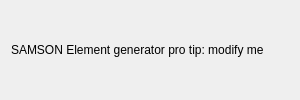
Qt form AdenitaCoreSE/form/SEWireframeEditorGUI.ui (edellano/Adenita-SAMSON-Edition) before a commit.
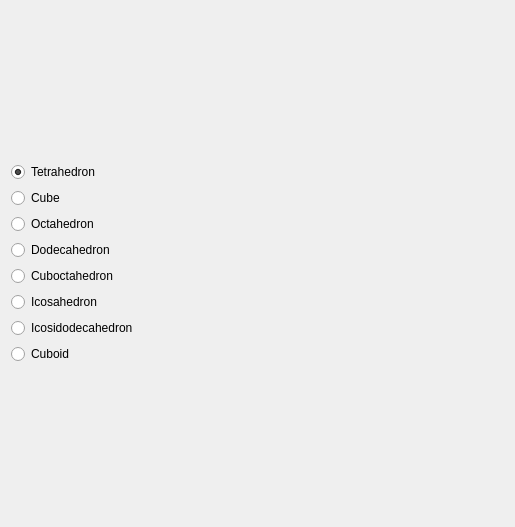
The same form after that commit.

Commit message: filled wireframe editor with icons

```diff
--- a/AdenitaCoreSE/form/SEWireframeEditorGUI.ui
+++ b/AdenitaCoreSE/form/SEWireframeEditorGUI.ui
@@ -6,8 +6,8 @@
    <rect>
     <x>0</x>
     <y>0</y>
-    <width>300</width>
-    <height>100</height>
+    <width>515</width>
+    <height>527</height>
    </rect>
   </property>
   <property name="minimumSize">
@@ -21,11 +21,118 @@
   </property>
   <layout class="QVBoxLayout" name="verticalLayout">
    <item>
-    <widget class="QLabel" name="label">
-     <property name="text">
-      <string>SAMSON Element generator pro tip: modify me</string>
-     </property>
-    </widget>
+    <layout class="QVBoxLayout" name="verticalLayout_2">
+     <item>
+      <widget class="QRadioButton" name="rdbTetrahedron">
+       <property name="text">
+        <string>Tetrahedron</string>
+       </property>
+       <property name="iconSize">
+        <size>
+         <width>64</width>
+         <height>64</height>
+        </size>
+       </property>
+       <property name="checked">
+        <bool>true</bool>
+       </property>
+       <property name="autoRepeat">
+        <bool>true</bool>
+       </property>
+      </widget>
+     </item>
+     <item>
+      <widget class="QRadioButton" name="rdbCube">
+       <property name="text">
+        <string>Cube</string>
+       </property>
+       <property name="iconSize">
+        <size>
+         <width>64</width>
+         <height>64</height>
+        </size>
+       </property>
+      </widget>
+     </item>
+     <item>
+      <widget class="QRadioButton" name="rdbOctahedron">
+       <property name="text">
+        <string>Octahedron</string>
+       </property>
+       <property name="iconSize">
+        <size>
+         <width>64</width>
+         <height>64</height>
+        </size>
+       </property>
+      </widget>
+     </item>
+     <item>
+      <widget class="QRadioButton" name="rdbDodecahedron">
+       <property name="text">
+        <string>Dodecahedron</string>
+       </property>
+       <property name="iconSize">
+        <size>
+         <width>64</width>
+         <height>64</height>
+        </size>
+       </property>
+      </widget>
+     </item>
+     <item>
+      <widget class="QRadioButton" name="rdbCuboctahedron">
+       <property name="text">
+        <string>Cuboctahedron</string>
+       </property>
+       <property name="iconSize">
+        <size>
+         <width>64</width>
+         <height>64</height>
+        </size>
+       </property>
+      </widget>
+     </item>
+     <item>
+      <widget class="QRadioButton" name="rdbIcosahedron">
+       <property name="text">
+        <string>Icosahedron</string>
+       </property>
+       <property name="iconSize">
+        <size>
+         <width>64</width>
+         <height>64</height>
+        </size>
+       </property>
+      </widget>
+     </item>
+     <item>
+      <widget class="QRadioButton" name="rdbIcosidodecahedron">
+       <property name="text">
+        <string>Icosidodecahedron</string>
+       </property>
+       <property name="iconSize">
+        <size>
+         <width>64</width>
+         <height>64</height>
+        </size>
+       </property>
+      </widget>
+     </item>
+     <item>
+      <widget class="QRadioButton" name="rdbCuboid">
+       <property name="text">
+        <string>Cuboid</string>
+       </property>
+       <property name="iconSize">
+        <size>
+         <width>64</width>
+         <height>64</height>
+        </size>
+       </property>
+      </widget>
+     </item>
+    </layout>
    </item>
   </layout>
  </widget>
```
The commit also changes 10 other files.
